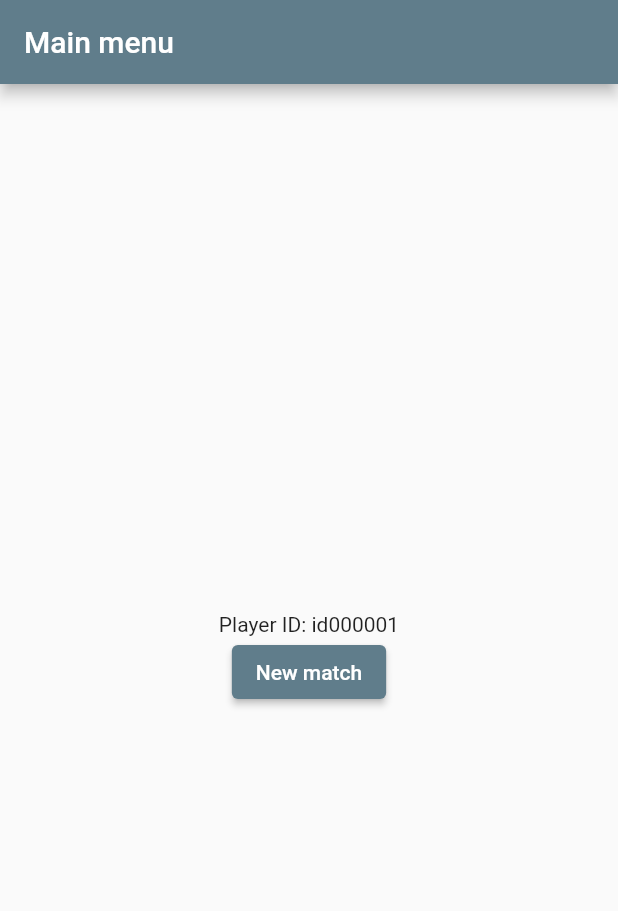
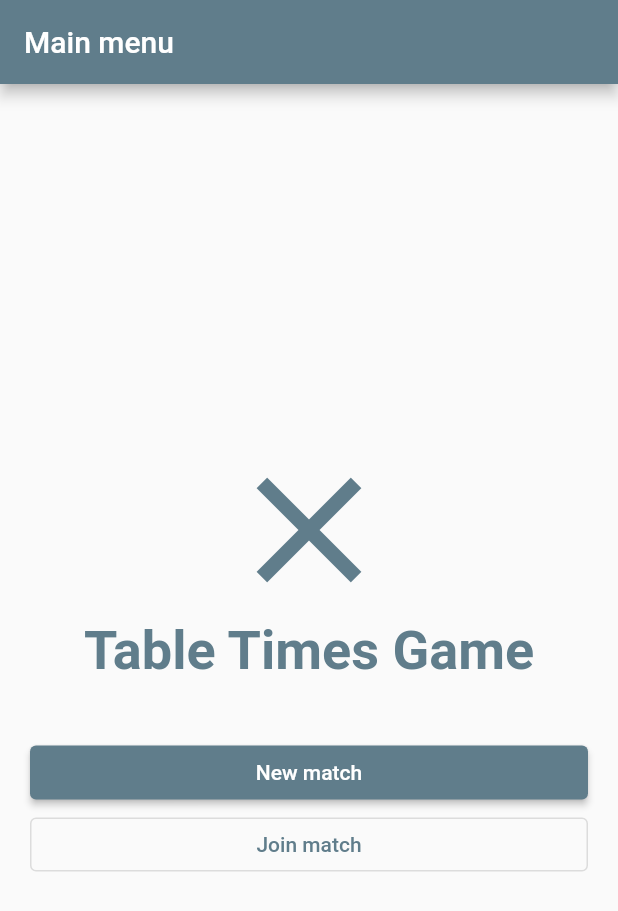
Before and after one commit to mmarotti/grupovermelho20211, a Flutter app: the screen it shows after launch, on a phone screen of 412 x 824 dp. Shown: the top 911 px of the screen. Run offline on Flutter 3.47's test engine with Material 2 defaults, Android fonts, the phone set to English and light mode, and no system bars; our stand-ins replace cloud_firestore, firebase_core; accounts and stored records are empty.

Commit message:
Added styling to main menu

```diff
--- a/lib/mainMenu.dart
+++ b/lib/mainMenu.dart
@@ -40,11 +40,31 @@ class _MainMenuState extends State<MainMenu> {
                 else
                   return Column(
                     mainAxisSize: MainAxisSize.min,
+                    crossAxisAlignment: CrossAxisAlignment.stretch,
                     children: [
-                      Text('Player ID: ${widget.playerReference.id}'),
-                      ElevatedButton(
+                      Icon(
+                        Icons.close_outlined,
+                        color: Colors.blueGrey,
+                        size: 120.0,
+                      ),
+                      Container(
+                        padding: EdgeInsets.only(bottom: 36),
+                        child: Text(
+                          'Table Times Game',
+                          style: TextStyle(
+                            fontWeight: FontWeight.bold,
+                            color: Colors.blueGrey,
+                            fontSize: 36,
+                          ),
+                          textAlign: TextAlign.center,
+                        ),
+                      ),
+                      Container(
+                        padding: EdgeInsets.symmetric(horizontal: 20),
+                        child: ElevatedButton(
                           onPressed: () async {
-                          final matchReference = await _matchesCollection.add({
+                            final matchReference = await _matchesCollection
+                                .add({
                               "player_1": widget.playerReference.id,
                               "player_2": null
                             });
@@ -58,6 +78,14 @@ class _MainMenuState extends State<MainMenu> {
                           },
                           child: const Text('New match'),
                         ),
+                      ),
+                      Container(
+                        padding: EdgeInsets.symmetric(horizontal: 20),
+                        child: OutlinedButton(
+                          onPressed: () {},
+                          child: const Text('Join match'),
+                        ),
+                      )
                     ],
                   );
               }
```
Lines whose indentation alone changed are shown as unchanged.
